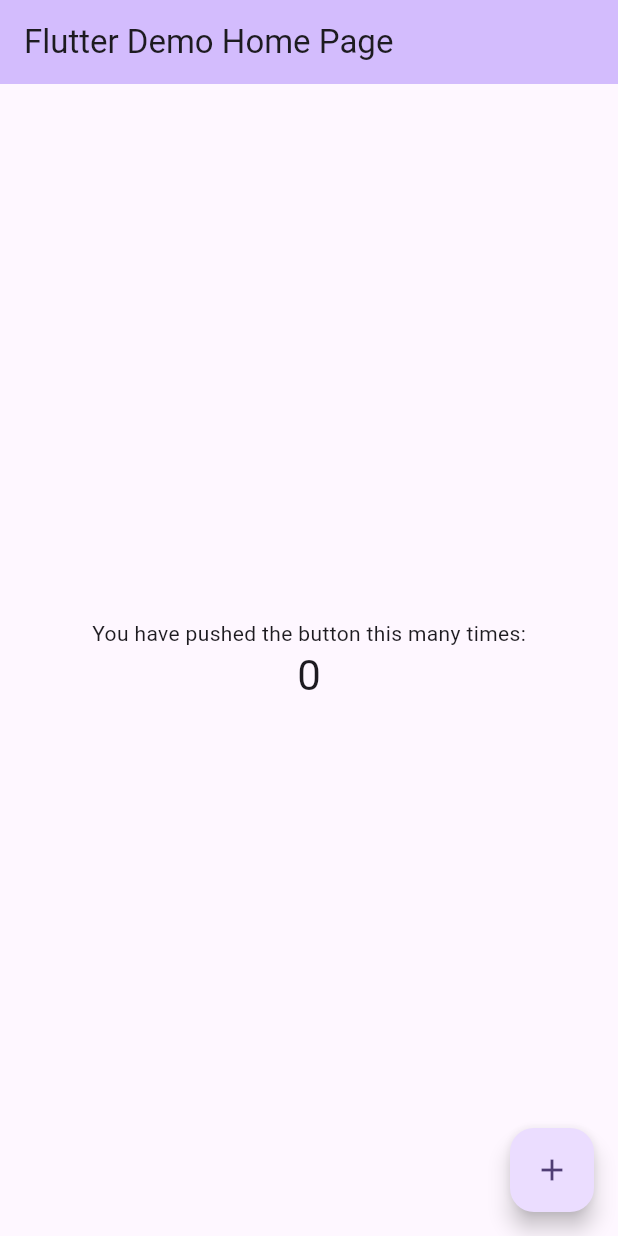
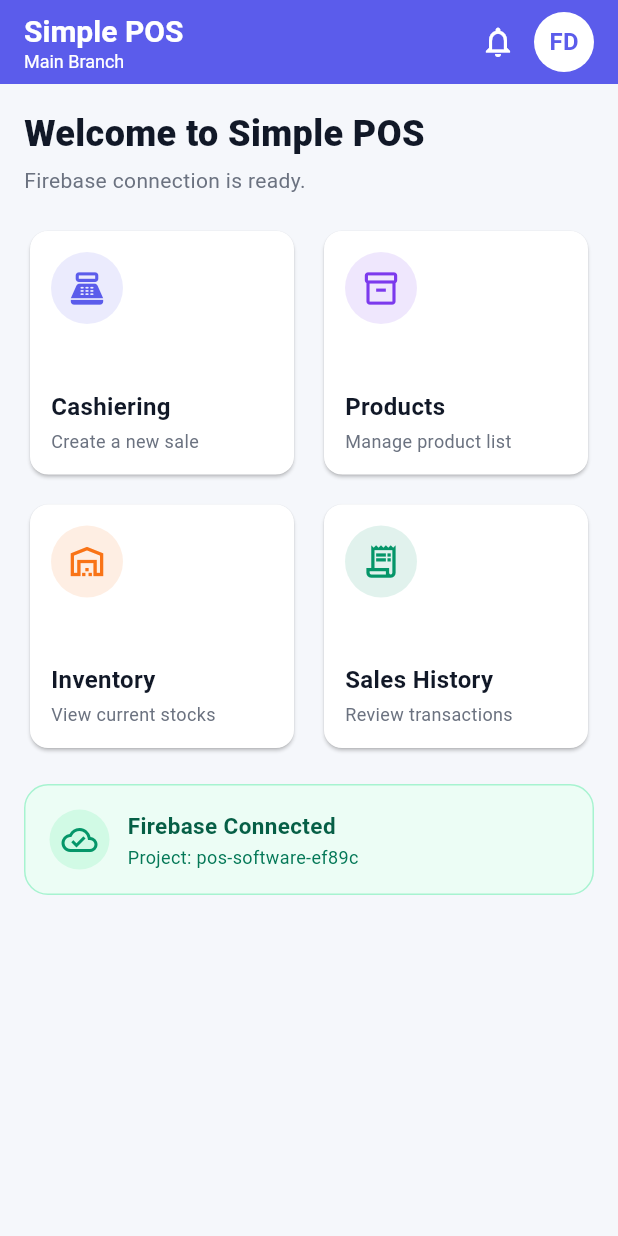
Before and after one commit to FlavPOS/POS-Software, a Flutter app: the screen it shows after launch, on a phone screen of 412 x 824 dp. Run offline on Flutter 3.47's test engine with Material 3 defaults, Android fonts, the phone set to English and light mode, and no system bars; our stand-ins replace firebase_core; accounts and stored records are empty.

Commit message:
Add working Firebase Simple POS dashboard

```diff
--- a/lib/main.dart
+++ b/lib/main.dart
@@ -1,122 +1,236 @@
+import 'package:firebase_core/firebase_core.dart';
 import 'package:flutter/material.dart';
 
-void main() {
-  runApp(const MyApp());
+import 'firebase_options.dart';
+
+Future<void> main() async {
+  WidgetsFlutterBinding.ensureInitialized();
+
+  await Firebase.initializeApp(options: DefaultFirebaseOptions.currentPlatform);
+
+  runApp(const SimplePosApp());
 }
 
-class MyApp extends StatelessWidget {
-  const MyApp({super.key});
+class SimplePosApp extends StatelessWidget {
+  const SimplePosApp({super.key});
 
-  // This widget is the root of your application.
   @override
   Widget build(BuildContext context) {
     return MaterialApp(
-      title: 'Flutter Demo',
+      title: 'Simple POS',
+      debugShowCheckedModeBanner: false,
       theme: ThemeData(
-        // This is the theme of your application.
-        //
-        // TRY THIS: Try running your application with "flutter run". You'll see
-        // the application has a purple toolbar. Then, without quitting the app,
-        // try changing the seedColor in the colorScheme below to Colors.green
-        // and then invoke "hot reload" (save your changes or press the "hot
-        // reload" button in a Flutter-supported IDE, or press "r" if you used
-        // the command line to start the app).
-        //
-        // Notice that the counter didn't reset back to zero; the application
-        // state is not lost during the reload. To reset the state, use hot
-        // restart instead.
-        //
-        // This works for code too, not just values: Most code changes can be
-        // tested with just a hot reload.
-        colorScheme: .fromSeed(seedColor: Colors.deepPurple),
+        useMaterial3: true,
+        colorScheme: ColorScheme.fromSeed(
+          seedColor: const Color(0xFF5B5CEB),
+          brightness: Brightness.light,
+        ),
+        scaffoldBackgroundColor: const Color(0xFFF5F7FB),
       ),
-      home: const MyHomePage(title: 'Flutter Demo Home Page'),
+      home: const DashboardScreen(),
     );
   }
 }
 
-class MyHomePage extends StatefulWidget {
-  const MyHomePage({super.key, required this.title});
-
-  // This widget is the home page of your application. It is stateful, meaning
-  // that it has a State object (defined below) that contains fields that affect
-  // how it looks.
-
-  // This class is the configuration for the state. It holds the values (in this
-  // case the title) provided by the parent (in this case the App widget) and
-  // used by the build method of the State. Fields in a Widget subclass are
-  // always marked "final".
-
-  final String title;
-
-  @override
-  State<MyHomePage> createState() => _MyHomePageState();
-}
-
-class _MyHomePageState extends State<MyHomePage> {
-  int _counter = 0;
-
-  void _incrementCounter() {
-    setState(() {
-      // This call to setState tells the Flutter framework that something has
-      // changed in this State, which causes it to rerun the build method below
-      // so that the display can reflect the updated values. If we changed
-      // _counter without calling setState(), then the build method would not be
-      // called again, and so nothing would appear to happen.
-      _counter++;
-    });
-  }
+class DashboardScreen extends StatelessWidget {
+  const DashboardScreen({super.key});
 
   @override
   Widget build(BuildContext context) {
-    // This method is rerun every time setState is called, for instance as done
-    // by the _incrementCounter method above.
-    //
-    // The Flutter framework has been optimized to make rerunning build methods
-    // fast, so that you can just rebuild anything that needs updating rather
-    // than having to individually change instances of widgets.
     return Scaffold(
       appBar: AppBar(
-        // TRY THIS: Try changing the color here to a specific color (to
-        // Colors.amber, perhaps?) and trigger a hot reload to see the AppBar
-        // change color while the other colors stay the same.
-        backgroundColor: Theme.of(context).colorScheme.inversePrimary,
-        // Here we take the value from the MyHomePage object that was created by
-        // the App.build method, and use it to set our appbar title.
-        title: Text(widget.title),
-      ),
-      body: Center(
-        // Center is a layout widget. It takes a single child and positions it
-        // in the middle of the parent.
-        child: Column(
-          // Column is also a layout widget. It takes a list of children and
-          // arranges them vertically. By default, it sizes itself to fit its
-          // children horizontally, and tries to be as tall as its parent.
-          //
-          // Column has various properties to control how it sizes itself and
-          // how it positions its children. Here we use mainAxisAlignment to
-          // center the children vertically; the main axis here is the vertical
-          // axis because Columns are vertical (the cross axis would be
-          // horizontal).
-          //
-          // TRY THIS: Invoke "debug painting" (choose the "Toggle Debug Paint"
-          // action in the IDE, or press "p" in the console), to see the
-          // wireframe for each widget.
-          mainAxisAlignment: .center,
+        title: const Column(
+          crossAxisAlignment: CrossAxisAlignment.start,
           children: [
-            const Text('You have pushed the button this many times:'),
             Text(
-              '$_counter',
-              style: Theme.of(context).textTheme.headlineMedium,
+              'Simple POS',
+              style: TextStyle(fontSize: 20, fontWeight: FontWeight.w700),
+            ),
+            Text(
+              'Main Branch',
+              style: TextStyle(fontSize: 12, fontWeight: FontWeight.w400),
             ),
           ],
         ),
+        backgroundColor: const Color(0xFF5B5CEB),
+        foregroundColor: Colors.white,
+        actions: [
+          IconButton(
+            tooltip: 'Notifications',
+            onPressed: () {},
+            icon: const Icon(Icons.notifications_outlined),
+          ),
+          const Padding(
+            padding: EdgeInsets.only(right: 16),
+            child: CircleAvatar(
+              backgroundColor: Colors.white,
+              foregroundColor: Color(0xFF5B5CEB),
+              child: Text('FD', style: TextStyle(fontWeight: FontWeight.bold)),
+            ),
+          ),
+        ],
       ),
-      floatingActionButton: FloatingActionButton(
-        onPressed: _incrementCounter,
-        tooltip: 'Increment',
-        child: const Icon(Icons.add),
+      body: SafeArea(
+        child: ListView(
+          padding: const EdgeInsets.all(16),
+          children: [
+            const Text(
+              'Welcome to Simple POS',
+              style: TextStyle(
+                fontSize: 24,
+                fontWeight: FontWeight.w800,
+                color: Color(0xFF111827),
+              ),
+            ),
+            const SizedBox(height: 4),
+            const Text(
+              'Firebase connection is ready.',
+              style: TextStyle(fontSize: 14, color: Color(0xFF6B7280)),
+            ),
+            const SizedBox(height: 20),
+            GridView.count(
+              shrinkWrap: true,
+              physics: const NeverScrollableScrollPhysics(),
+              crossAxisCount: 2,
+              crossAxisSpacing: 12,
+              mainAxisSpacing: 12,
+              childAspectRatio: 1.08,
+              children: const [
+                DashboardCard(
+                  title: 'Cashiering',
+                  subtitle: 'Create a new sale',
+                  icon: Icons.point_of_sale,
+                  color: Color(0xFF5B5CEB),
+                ),
+                DashboardCard(
+                  title: 'Products',
+                  subtitle: 'Manage product list',
+                  icon: Icons.inventory_2_outlined,
+                  color: Color(0xFF7C3AED),
+                ),
+                DashboardCard(
+                  title: 'Inventory',
+                  subtitle: 'View current stocks',
+                  icon: Icons.warehouse_outlined,
+                  color: Color(0xFFF97316),
+                ),
+                DashboardCard(
+                  title: 'Sales History',
+                  subtitle: 'Review transactions',
+                  icon: Icons.receipt_long_outlined,
+                  color: Color(0xFF059669),
+                ),
+              ],
+            ),
+            const SizedBox(height: 20),
+            const FirebaseStatusCard(),
+          ],
+        ),
       ),
     );
   }
 }
+
+class DashboardCard extends StatelessWidget {
+  const DashboardCard({
+    super.key,
+    required this.title,
+    required this.subtitle,
+    required this.icon,
+    required this.color,
+  });
+
+  final String title;
+  final String subtitle;
+  final IconData icon;
+  final Color color;
+
+  @override
+  Widget build(BuildContext context) {
+    return Card(
+      elevation: 1,
+      color: Colors.white,
+      clipBehavior: Clip.antiAlias,
+      child: InkWell(
+        onTap: () {
+          ScaffoldMessenger.of(context).showSnackBar(
+            SnackBar(content: Text('$title module will be added next.')),
+          );
+        },
+        child: Padding(
+          padding: const EdgeInsets.all(14),
+          child: Column(
+            crossAxisAlignment: CrossAxisAlignment.start,
+            children: [
+              CircleAvatar(
+                radius: 24,
+                backgroundColor: color.withValues(alpha: 0.12),
+                child: Icon(icon, color: color, size: 26),
+              ),
+              const Spacer(),
+              Text(
+                title,
+                style: const TextStyle(
+                  fontSize: 16,
+                  fontWeight: FontWeight.w700,
+                  color: Color(0xFF111827),
+                ),
+              ),
+              const SizedBox(height: 3),
+              Text(
+                subtitle,
+                style: const TextStyle(fontSize: 12, color: Color(0xFF6B7280)),
+              ),
+            ],
+          ),
+        ),
+      ),
+    );
+  }
+}
+
+class FirebaseStatusCard extends StatelessWidget {
+  const FirebaseStatusCard({super.key});
+
+  @override
+  Widget build(BuildContext context) {
+    return Container(
+      padding: const EdgeInsets.all(16),
+      decoration: BoxDecoration(
+        color: const Color(0xFFECFDF5),
+        borderRadius: BorderRadius.circular(16),
+        border: Border.all(color: const Color(0xFFA7F3D0)),
+      ),
+      child: const Row(
+        children: [
+          CircleAvatar(
+            backgroundColor: Color(0xFFD1FAE5),
+            foregroundColor: Color(0xFF059669),
+            child: Icon(Icons.cloud_done_outlined),
+          ),
+          SizedBox(width: 12),
+          Expanded(
+            child: Column(
+              crossAxisAlignment: CrossAxisAlignment.start,
+              children: [
+                Text(
+                  'Firebase Connected',
+                  style: TextStyle(
+                    fontSize: 15,
+                    fontWeight: FontWeight.w700,
+                    color: Color(0xFF065F46),
+                  ),
+                ),
+                SizedBox(height: 2),
+                Text(
+                  'Project: pos-software-ef89c',
+                  style: TextStyle(fontSize: 12, color: Color(0xFF047857)),
+                ),
+              ],
+            ),
+          ),
+        ],
+      ),
+    );
+  }
+}
```
Also changed, not shown: 1 other file.
